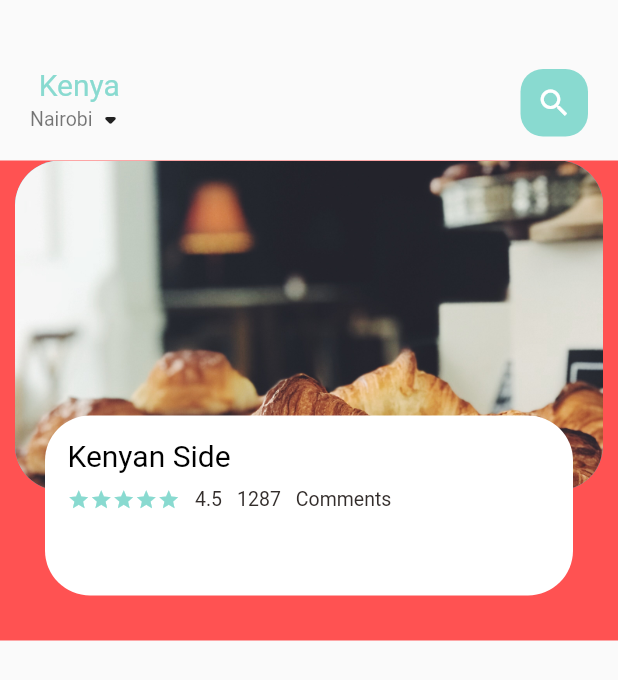
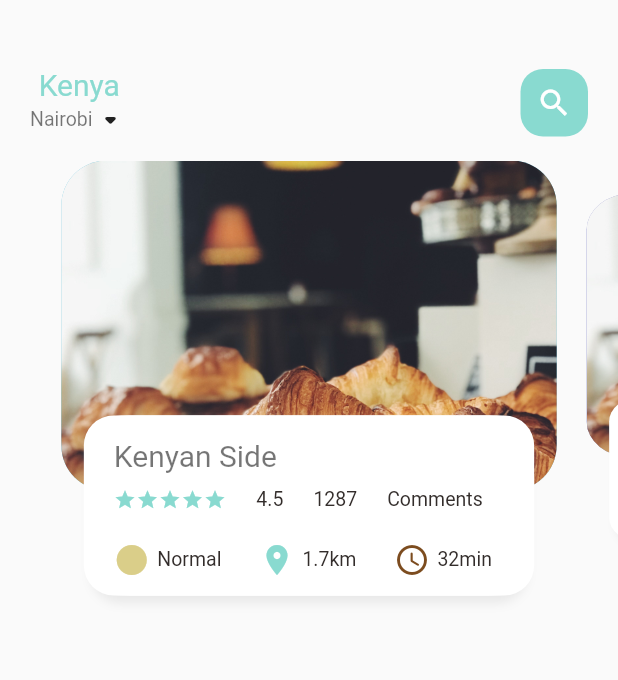
Before and after one commit to Eriq-Kibet/flutter-app, a Flutter app: the screen it shows after launch, on a phone screen of 412 x 824 dp. Shown: the top 680 px of the screen. Run offline on Flutter 3.47's test engine with Material 2 defaults, Android fonts, the phone set to English and light mode, and no system bars.

```diff
--- a/lib/home/food_page_body.dart
+++ b/lib/home/food_page_body.dart
@@ -1,6 +1,6 @@
 import 'package:flutter/material.dart';
-import 'package:flutter/widgets.dart';
 import 'package:myapp/widgets/big_text.dart';
+import 'package:myapp/widgets/icons_and_text_widget.dart';
 import 'package:myapp/widgets/small_text.dart';
 
 class FoodPageBody extends StatefulWidget {
@@ -10,11 +10,29 @@ class FoodPageBody extends StatefulWidget {
 }
 
 class _FoodPageBodyState extends State<FoodPageBody> {
-  PageController pageController = PageController(viewportFraction: 1.0);
+  PageController pageController = PageController(viewportFraction: 0.85);
+  var _currPageValue = 0.0;
+  double _scaleFactor = 0.8;
+  double _height = 220;
+  @override
+  void initState() {
+    super.initState();
+    pageController.addListener(() {
+      setState(() {
+        _currPageValue = pageController.page!;
+      });
+    });
+  }
+
+  @override
+  void dispose() {
+    pageController.dispose();
+  }
+
   @override
   Widget build(BuildContext context) {
     return Container(
-      color: Colors.redAccent,
+      // color: Colors.redAccent,
       height: 320,
       child: PageView.builder(
           controller: pageController,
@@ -26,7 +44,33 @@ class _FoodPageBodyState extends State<FoodPageBody> {
   }
 
   Widget _buildPageItem(int index) {
-    return Stack(
+    Matrix4 matrix = new Matrix4.identity();
+    if (index == _currPageValue.floor()) {
+      var currScale = 1 - (_currPageValue - index) * (1 - _scaleFactor);
+      var currTrans = _height * (1 - currScale) / 2;
+      matrix = Matrix4.diagonal3Values(1, currScale, 1)
+        ..setTranslationRaw(0, currTrans, 0);
+    } else if (index == _currPageValue.floor() + 1) {
+      var currScale =
+          _scaleFactor + (_currPageValue - index + 1) * (1 - _scaleFactor);
+      var currTrans = _height * (1 - currScale) / 2;
+      matrix = Matrix4.diagonal3Values(1, currScale, 1);
+      matrix = Matrix4.diagonal3Values(1, currScale, 1)
+        ..setTranslationRaw(0, currTrans, 0);
+    } else if (index == _currPageValue.floor() - 1) {
+      var currScale = 1 - (_currPageValue - index) * (1 - _scaleFactor);
+      var currTrans = _height * (1 - currScale) / 2;
+      matrix = Matrix4.diagonal3Values(1, currScale, 1);
+      matrix = Matrix4.diagonal3Values(1, currScale, 1)
+        ..setTranslationRaw(0, currTrans, 0);
+    } else {
+      var currScale = 0.8;
+      matrix = Matrix4.diagonal3Values(1, currScale, 1)
+        ..setTranslationRaw(0, _height * (1 - _scaleFactor) / 2, 1);
+    }
+    return Transform(
+      transform: matrix,
+      child: Stack(
         children: [
           Container(
             height: 220,
@@ -44,9 +88,16 @@ class _FoodPageBodyState extends State<FoodPageBody> {
                 height: 120,
                 margin: EdgeInsets.only(left: 30, right: 30, bottom: 30),
                 decoration: BoxDecoration(
-                borderRadius: BorderRadius.circular(30),
+                    borderRadius: BorderRadius.circular(20),
                     color: Colors.white,
-              ),
+                    boxShadow: [
+                      BoxShadow(
+                          color: Color(0xFFe8e8e8),
+                          blurRadius: 5.0,
+                          offset: Offset(0, 5)),
+                      BoxShadow(color: Colors.white, offset: Offset(-5, 0)),
+                      BoxShadow(color: Colors.white, offset: Offset(5, 0))
+                    ]),
                 child: Container(
                   padding: EdgeInsets.only(top: 15, left: 15, right: 15),
                   child: Column(
@@ -54,7 +105,7 @@ class _FoodPageBodyState extends State<FoodPageBody> {
                       children: [
                         BigText(
                           text: "Kenyan Side",
-                        color: Colors.black,
+                          color: Colors.black54,
                         ),
                         SizedBox(
                           height: 10,
@@ -71,15 +122,15 @@ class _FoodPageBodyState extends State<FoodPageBody> {
                                       )),
                             ),
                             SizedBox(
-                            width: 10,
+                              width: 20,
                             ),
                             SmallText(text: "4.5"),
                             SizedBox(
-                            width: 10,
+                              width: 20,
                             ),
                             SmallText(text: "1287"),
                             SizedBox(
-                            width: 10,
+                              width: 20,
                             ),
                             SmallText(text: "Comments")
                           ],
@@ -88,12 +139,33 @@ class _FoodPageBodyState extends State<FoodPageBody> {
                           height: 20,
                         ),
                         Row(
-                        children: [],
+                          children: const [
+                            IconAndTextWidget(
+                                icon: Icons.circle_sharp,
+                                text: "Normal",
+                                iconColor:
+                                    const Color.fromARGB(255, 218, 206, 137)),
+                            SizedBox(
+                              width: 25,
+                            ),
+                            IconAndTextWidget(
+                                icon: Icons.location_on,
+                                text: "1.7km",
+                                iconColor: const Color(0xFF89dad0)),
+                            SizedBox(
+                              width: 25,
+                            ),
+                            IconAndTextWidget(
+                                icon: Icons.access_time_rounded,
+                                text: "32min",
+                                iconColor: Color.fromARGB(255, 124, 76, 31))
+                          ],
                         )
                       ]),
                 ),
               ))
         ],
+      ),
     );
   }
 }
--- a/lib/widgets/icons_and_text_widget.dart
+++ b/lib/widgets/icons_and_text_widget.dart
@@ -0,0 +1,33 @@
+import 'package:flutter/cupertino.dart';
+import 'package:myapp/widgets/small_text.dart';
+
+class IconAndTextWidget extends StatelessWidget {
+  final IconData icon;
+  final String text;
+  final Color iconColor;
+
+  const IconAndTextWidget(
+      {Key? key,
+      required this.icon,
+      required this.text,
+      required this.iconColor})
+      : super(key: key);
+
+  @override
+  Widget build(BuildContext context) {
+    return Row(
+      children: [
+        Icon(
+          icon,
+          color: iconColor,
+        ),
+        SizedBox(
+          width: 5,
+        ),
+        SmallText(
+          text: text,
+        ),
+      ],
+    );
+  }
+}
```
Lines whose indentation alone changed are shown as unchanged.
